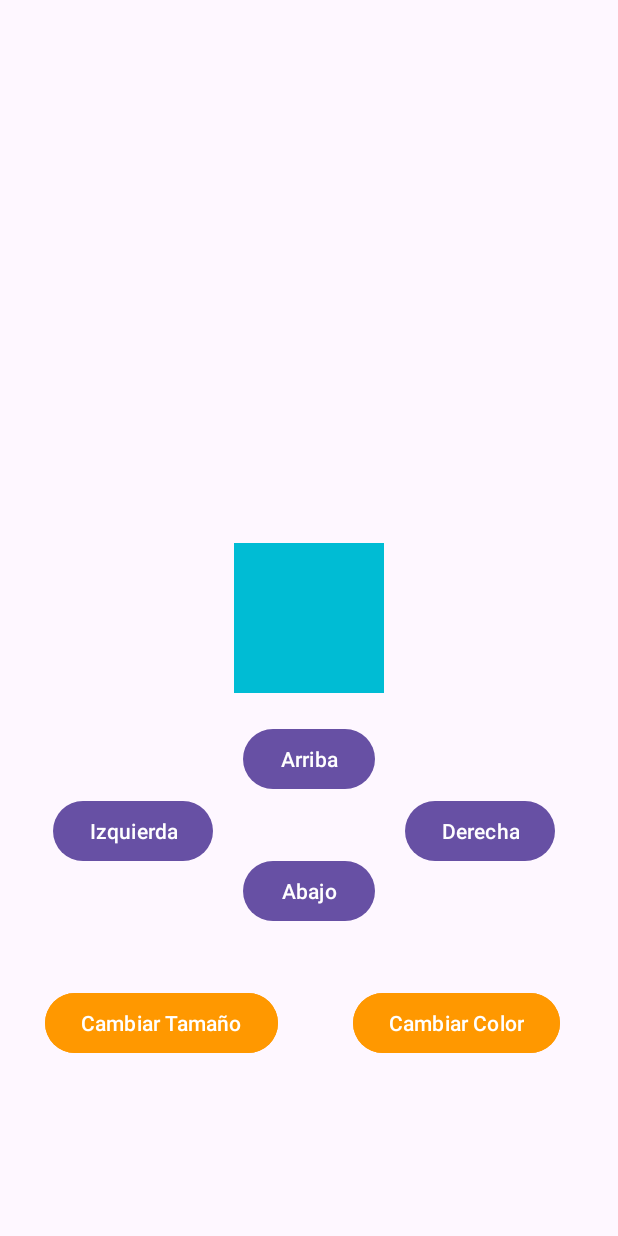
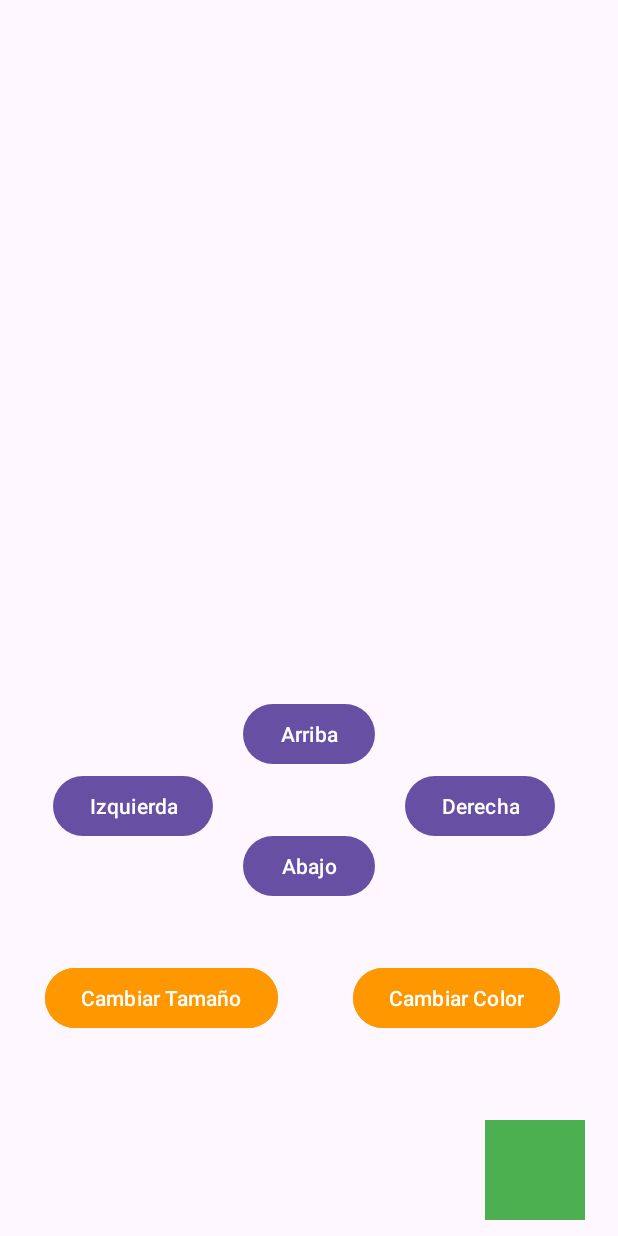
Before and after one commit to JaimeBonBol/Programacion-Multimedia-Dispositivos-Moviles, an Android app: the screen it shows after launch (MainActivity), after a tap on "Arriba", on a phone screen of 412 x 824 dp. Run offline under Robolectric (Android 15) with nearby library versions, the phone set to English and light mode, and no system bars.

Commit message:
Ejemplo programa mover cuadrado, cambiar tamaño y cambiar color·

```diff
--- a/EjemploApp-GermenTetris/app/src/main/java/com/example/ejemploapp_germentetris/MainActivity.kt
+++ b/EjemploApp-GermenTetris/app/src/main/java/com/example/ejemploapp_germentetris/MainActivity.kt
@@ -29,27 +29,49 @@ class MainActivity : AppCompatActivity() {
 
         btnArriba.setOnClickListener {
             rectangulo.moverArriba()
+            actualizarVista(rectangulo, rectanguloView)
         }
 
         btnAbajo.setOnClickListener {
             rectangulo.moverAbajo()
+            actualizarVista(rectangulo, rectanguloView)
         }
 
         btnDerecha.setOnClickListener {
             rectangulo.moverDerecha()
+            actualizarVista(rectangulo, rectanguloView)
         }
 
         btnIzquierda.setOnClickListener {
             rectangulo.moverIzquierda()
+            actualizarVista(rectangulo, rectanguloView)
         }
 
         btnCambiarTamanio.setOnClickListener {
-            rectangulo.cambiarTamanio(50, 50)
+            rectangulo.cambiarTamanio(200, 200)
+            actualizarVista(rectangulo, rectanguloView)
         }
 
         btnCambiarColor.setOnClickListener {
-            rectangulo.cambiarColor(ContextCompat.getColor(this, R.color.blue))
+            rectangulo.color = (ContextCompat.getColor(this, R.color.orange))
+            actualizarVista(rectangulo, rectanguloView)
         }
 
     }
+
+    private fun actualizarVista(rectangulo: Rectangulo, rectanguloView: View){
+
+        // Al rectanguloView la da el valor del rectangulo clase Rectangulo
+        rectanguloView.layoutParams.width = rectangulo.ancho
+        rectanguloView.layoutParams.height = rectangulo.alto
+
+        rectanguloView.setBackgroundColor(rectangulo.color)
+
+        rectanguloView.x = rectangulo.x.toFloat()
+        rectanguloView.y = rectangulo.y.toFloat()
+
+        // método para que tome efecto, solicita de nuevo el layout
+        rectanguloView.requestLayout()
+
+    }
 }
--- a/EjemploApp-GermenTetris/app/src/main/java/model/Rectangulo.kt
+++ b/EjemploApp-GermenTetris/app/src/main/java/model/Rectangulo.kt
@@ -3,16 +3,16 @@ package model
 class Rectangulo(var color: Int, var ancho: Int, var alto: Int) {
 
     // Coordenadas iniciales. Propiedades
-    var x = 0
-    var y = 0
+    var x = 485
+    var y = 1170
 
     // Construimos comportamientos
     fun moverArriba(){
-        y+=50
+        y-=50
     }
 
     fun moverAbajo(){
-        y-=50
+        y+=50
     }
 
     fun moverIzquierda(){
@@ -28,8 +28,4 @@ class Rectangulo(var color: Int, var ancho: Int, var alto: Int) {
         alto = nuevoAlto
     }
 
-    fun cambiarColor(nuevoColor: Int){
-        color = nuevoColor
-    }
-
 }
--- a/EjemploApp-GermenTetris/app/src/main/res/layout/activity_main.xml
+++ b/EjemploApp-GermenTetris/app/src/main/res/layout/activity_main.xml
@@ -9,10 +9,10 @@
 
     <View
         android:id="@+id/rectangulo"
-        android:layout_width="100dp"
-        android:layout_height="100dp"
+        android:layout_width="100px"
+        android:layout_height="100px"
         android:layout_centerInParent="true"
-        android:background="#00BCD4" />
+        android:background="#4CAF50" />
 
     <Button
         android:id="@+id/btnArriba"
```
